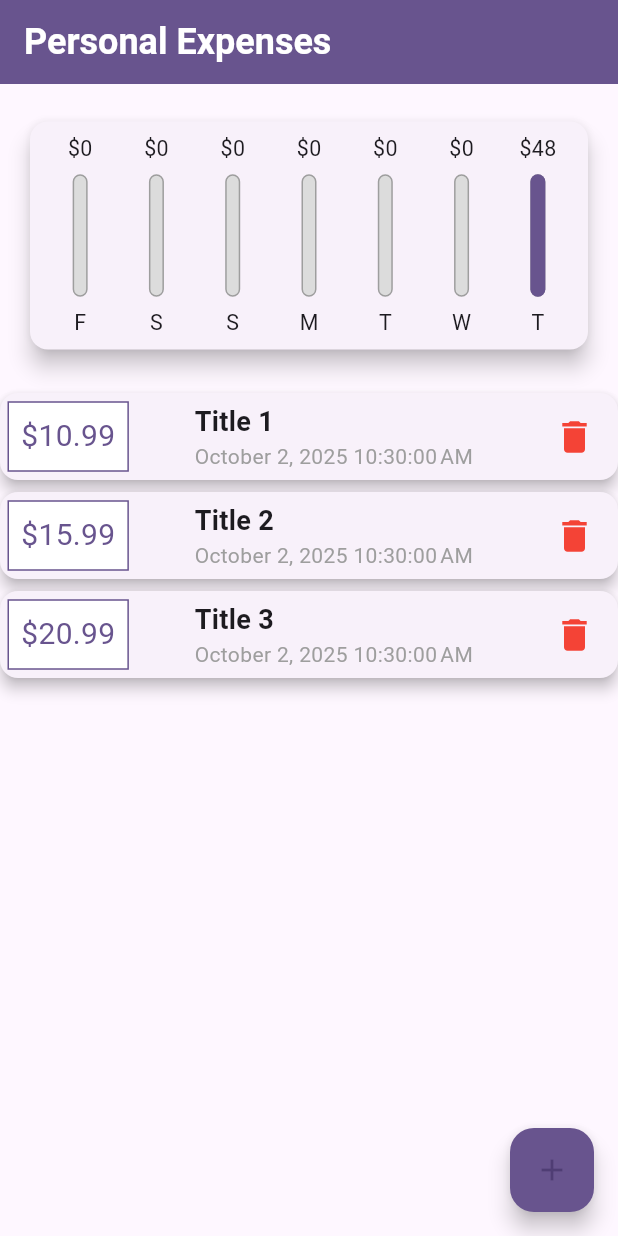
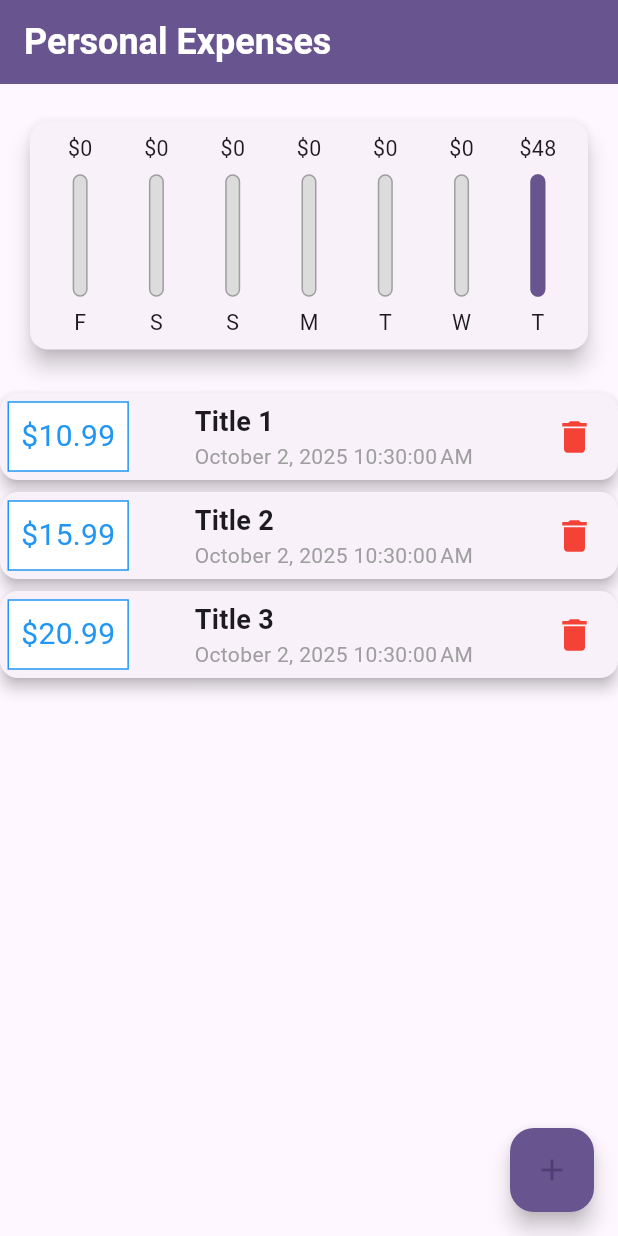
Before and after one commit to rasathelamedude/flutter-expense-tracker, a Flutter app: the screen it shows after launch, on a phone screen of 412 x 824 dp. Run offline on Flutter 3.47's test engine with Material 3 defaults, Android fonts, the phone set to English and light mode, and no system bars.

Commit message:
Refactor Transaction List and Transaction Item | Add value key for persistent state

```diff
--- a/lib/widgets/transaction_item.dart
+++ b/lib/widgets/transaction_item.dart
@@ -1,21 +1,43 @@
+import 'dart:math';
+
 import 'package:flutter/material.dart';
 
 import './transaction_title_date.dart';
 import './transaction_price.dart';
 
-class MyTransactionItem extends StatelessWidget {
+class MyTransactionItem extends StatefulWidget {
   final String? title;
   final DateTime? date;
   final double? price;
   final VoidCallback? deleteExpense;
 
   const MyTransactionItem({
-    super.key,
+    required Key key,
     @required this.title,
     @required this.date,
     @required this.price,
     @required this.deleteExpense,
-  });
+  }) : super(key: key);
+
+  @override
+  State<MyTransactionItem> createState() => _MyTransactionItemState();
+}
+
+class _MyTransactionItemState extends State<MyTransactionItem> {
+  Color? _priceColor;
+
+  @override
+  void initState() {
+    const availableColors = [
+      Colors.blue,
+      Colors.yellow,
+      Colors.deepPurple,
+      Colors.red,
+    ];
+
+    _priceColor = availableColors[Random().nextInt(4)];
+    super.initState();
+  }
 
   @override
   Widget build(BuildContext context) {
@@ -27,21 +49,24 @@ class MyTransactionItem extends StatelessWidget {
         child: Row(
           mainAxisAlignment: MainAxisAlignment.spaceBetween,
           children: [
-            // Price
-            MyTransactionItemPrice(price: price),
+            // Price;
+            MyTransactionItemPrice(
+              price: widget.price,
+              priceColor: _priceColor,
+            ),
 
             // Title and Date
-            MyTransactionItemTitleDate(title: title, date: date),
+            MyTransactionItemTitleDate(title: widget.title, date: widget.date),
 
-            // Delete Action
+            // Delete Button
             MediaQuery.of(context).size.width > 460
                 ? ElevatedButton.icon(
-                    onPressed: deleteExpense,
+                    onPressed: widget.deleteExpense,
                     icon: Icon(Icons.delete, color: Colors.red, size: 28),
                     label: Text("Delete", style: TextStyle(color: Colors.red)),
                   )
                 : IconButton(
-                    onPressed: deleteExpense,
+                    onPressed: widget.deleteExpense,
                     icon: Icon(Icons.delete, color: Colors.red, size: 28),
                   ),
           ],
--- a/lib/widgets/transaction_list.dart
+++ b/lib/widgets/transaction_list.dart
@@ -17,14 +17,18 @@ class TransactionList extends StatelessWidget {
               return Center(child: Text("No transactions to display..."));
             },
           )
-        : ListView.builder(
-            itemCount: userTransactions!.length,
-            itemBuilder: (context, index) => MyTransactionItem(
-              title: userTransactions![index].title,
-              date: userTransactions![index].date,
-              price: userTransactions![index].price,
-              deleteExpense: () => deleteExpense!(index),
-            ),
+        : ListView(
+            children: [
+              ...userTransactions!.map(
+                (transaction) => MyTransactionItem(
+                  key: ValueKey(transaction.id),
+                  title: transaction.title,
+                  date: transaction.date,
+                  price: transaction.price,
+                  deleteExpense: () => deleteExpense!((transaction.id! - 1)),
+                ),
+              ),
+            ],
           );
   }
 }
--- a/lib/widgets/transaction_price.dart
+++ b/lib/widgets/transaction_price.dart
@@ -2,27 +2,26 @@ import 'package:flutter/material.dart';
 
 class MyTransactionItemPrice extends StatelessWidget {
   final double? price;
+  final Color? priceColor;
 
-  const MyTransactionItemPrice({super.key, @required this.price});
+  const MyTransactionItemPrice({
+    super.key,
+    @required this.price,
+    @required this.priceColor,
+  });
 
   @override
   Widget build(BuildContext context) {
     return Container(
       decoration: BoxDecoration(
-        border: Border.all(
-          color: Theme.of(context).colorScheme.primary,
-          width: 1,
-        ),
+        border: Border.all(color: priceColor as Color, width: 1),
         color: Colors.white,
       ),
       padding: EdgeInsets.all(8),
       child: Text(
         "\$${price!.toStringAsFixed(2)}",
         textAlign: TextAlign.center,
-        style: TextStyle(
-          fontSize: 20,
-          color: Theme.of(context).colorScheme.primary,
-        ),
+        style: TextStyle(fontSize: 20, color: priceColor),
       ),
     );
   }
```
Also changed, not shown: lib/widgets/new_transaction_form.dart (+5 -3 lines).
